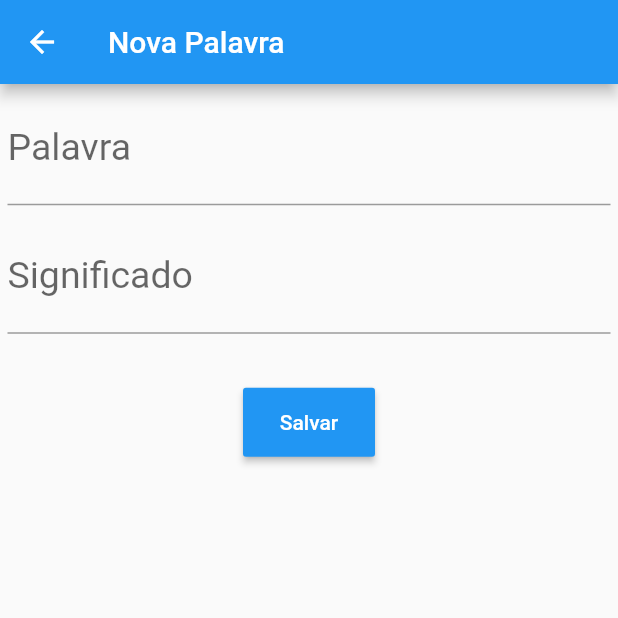
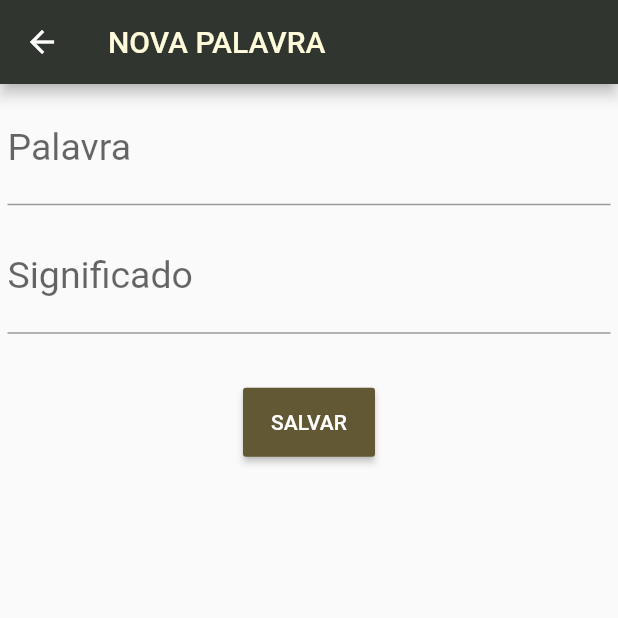
Before and after one commit to allyssonds/dicionario, a Flutter app: the NovaPalavra screen opened directly, on a phone screen of 412 x 824 dp, the top half of it. Run offline on Flutter 3.47's test engine with Material 2 defaults, Android fonts, the phone set to English and light mode, and no system bars; our stand-ins replace sqflite; accounts and stored records are empty.

Commit message:
melhoria no design

```diff
--- a/lib/novaPalavra.dart
+++ b/lib/novaPalavra.dart
@@ -1,29 +1,21 @@
 import 'package:dicionario_sebastianico/database.dart';
 import 'package:dicionario_sebastianico/palavra.dart';
+import 'package:dicionario_sebastianico/theme.dart';
 import 'package:flutter/material.dart';
 
-class NovaPalavra extends StatefulWidget {
-  @override
-  _NovaPalavraState createState() => _NovaPalavraState();
-}
-
-class _NovaPalavraState extends State<NovaPalavra> {
+class NovaPalavra extends StatelessWidget {
   final nomeController = TextEditingController();
   final significadoController = TextEditingController();
-
-  @override
-  void dispose() {
-    // Clean up the controller when the widget is disposed.
-    nomeController.dispose();
-    significadoController.dispose();
-    super.dispose();
-  }
 
   @override
   Widget build(BuildContext context) {
     return Scaffold(
       appBar: AppBar(
-        title: Text("Nova Palavra"),
+        backgroundColor: color1,
+        title: Text(
+          "NOVA PALAVRA",
+          style: TextStyle(color: color4),
+        ),
       ),
       body: Column(
         children: <Widget>[
@@ -54,11 +46,13 @@ class _NovaPalavraState extends State<NovaPalavra> {
           ),
           RaisedButton(
             padding: EdgeInsets.all(15),
-            color: Colors.blue,
+            color: color2,
             textColor: Colors.white,
-            child: Text("Salvar"),
+            child: Text("SALVAR"),
             onPressed: () async {
-              Palavra novaPalavra = Palavra(nome: nomeController.text, significado: significadoController.text);
+              Palavra novaPalavra = Palavra(
+                  nome: nomeController.text,
+                  significado: significadoController.text);
               await DBhelper().inserirPalavra(novaPalavra);
               Navigator.pop(context);
             },
--- /dev/null
+++ b/lib/theme.dart
@@ -0,0 +1,7 @@
+import 'package:flutter/material.dart';
+
+Color color1 = Color(0xff30362F);
+Color color2 = Color(0xff625834);
+Color color3 = Color(0xffA59132);
+Color color4 = Color(0xffFFFBDB);
+Color color5 = Color(0xffDA7422);
```
Also changed, not shown: lib/main.dart (+72 -37 lines), lib/update.dart (+14 -6 lines), pubspec.lock.
